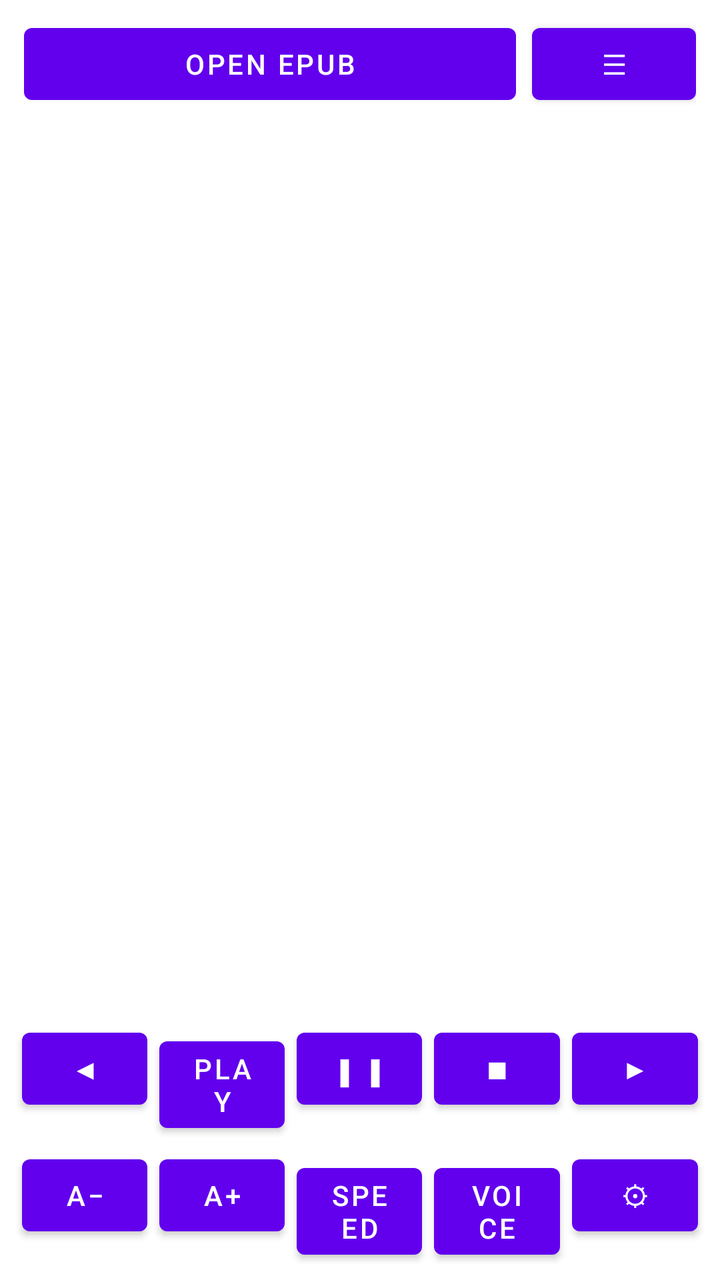
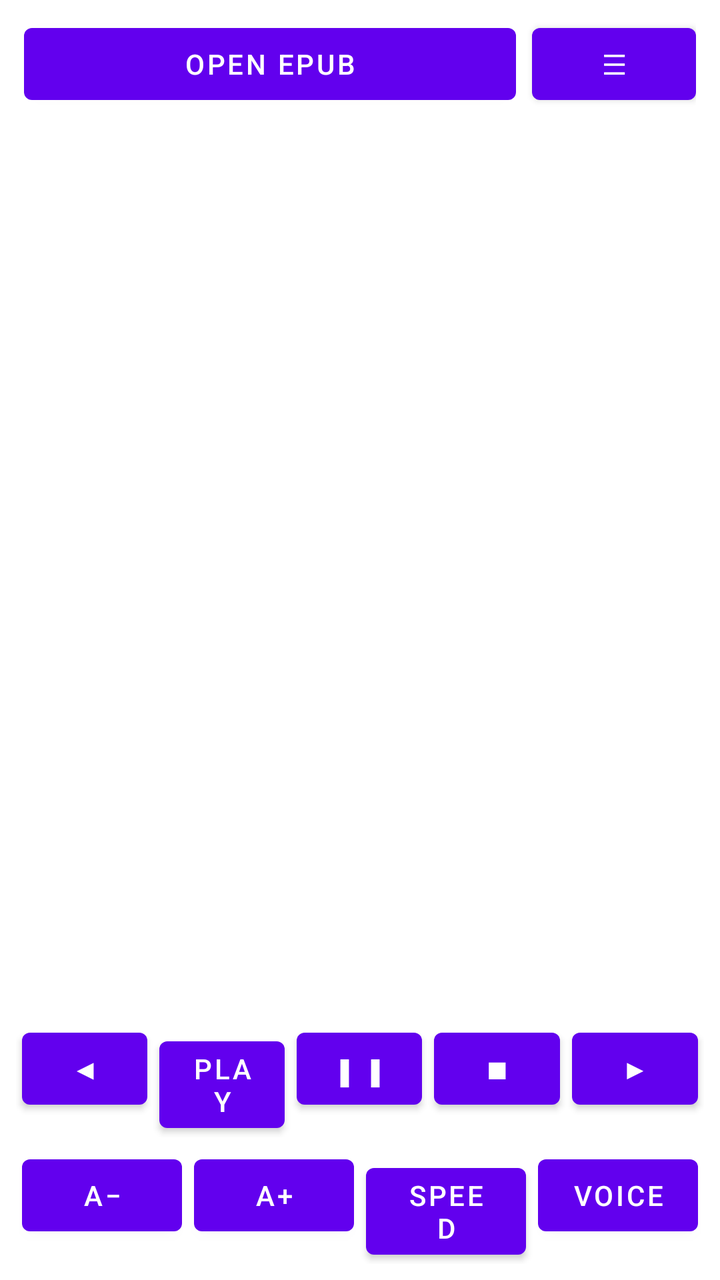

Two renders of the same Android screen: before a commit and after it. Below are the layout's source before the change and the commit's diff.
<!-- AndroidManifest.xml: application theme Theme.EpubTtsReader -->
<!-- res/layout/activity_main.xml -->
<?xml version="1.0" encoding="utf-8"?>
<LinearLayout
    xmlns:android="http://schemas.android.com/apk/res/android"
    android:id="@+id/rootLayout"
    android:layout_width="match_parent"
    android:layout_height="match_parent"
    android:orientation="vertical"
    android:background="@color/dayBackground"
    android:animateLayoutChanges="true">

    <LinearLayout
        android:id="@+id/topBar"
        android:layout_width="match_parent"
        android:layout_height="wrap_content"
        android:layout_marginStart="12dp"
        android:layout_marginTop="8dp"
        android:layout_marginEnd="12dp"
        android:orientation="horizontal">

        <Button
            android:id="@+id/btnOpenEpub"
            android:layout_width="0dp"
            android:layout_height="wrap_content"
            android:layout_weight="3"
            android:layout_marginEnd="4dp"
            android:text="Open EPUB"/>

        <Button
            android:id="@+id/btnMenu"
            android:layout_width="0dp"
            android:layout_height="wrap_content"
            android:layout_weight="1"
            android:layout_marginStart="4dp"
            android:text="&#9776;"/>
    </LinearLayout>

    <LinearLayout
        android:id="@+id/menuPanel"
        android:layout_width="match_parent"
        android:layout_height="wrap_content"
        android:visibility="gone"
        android:orientation="vertical"
        android:layout_marginStart="12dp"
        android:layout_marginTop="8dp"
        android:layout_marginEnd="12dp">

        <LinearLayout
            android:layout_width="match_parent"
            android:layout_height="wrap_content"
            android:orientation="horizontal">

            <Button
                android:id="@+id/btnBookmark"
                android:layout_width="0dp"
                android:layout_height="wrap_content"
                android:layout_weight="1"
                android:layout_margin="4dp"
                android:text="Bookmark"/>

            <Button
                android:id="@+id/btnBookmarks"
                android:layout_width="0dp"
                android:layout_height="wrap_content"
                android:layout_weight="1"
                android:layout_margin="4dp"
                android:text="Bookmarks"/>

            <Button
                android:id="@+id/btnTheme"
                android:layout_width="0dp"
                android:layout_height="wrap_content"
                android:layout_weight="1"
                android:layout_margin="4dp"
                android:text="Theme"/>
        </LinearLayout>
    </LinearLayout>

    <TextView
        android:id="@+id/txtContent"
        android:layout_width="match_parent"
        android:layout_height="0dp"
        android:layout_weight="1"
        android:layout_marginStart="12dp"
        android:layout_marginEnd="12dp"
        android:paddingTop="8dp"
        android:paddingBottom="8dp"
        android:textColor="@color/dayText"
        android:textSize="16sp"
        android:scrollbars="vertical"
        android:overScrollMode="never"/>

    <LinearLayout
        android:id="@+id/bottomBarRow1"
        android:layout_width="match_parent"
        android:layout_height="wrap_content"
        android:layout_marginStart="8dp"
        android:layout_marginTop="4dp"
        android:layout_marginEnd="8dp"
        android:layout_marginBottom="2dp"
        android:orientation="horizontal">

        <Button
            android:id="@+id/btnPrev"
            android:layout_width="0dp"
            android:layout_height="wrap_content"
            android:layout_weight="1"
            android:layout_margin="3dp"
            android:text="&#9664;"/>

        <Button
            android:id="@+id/btnPlay"
            android:layout_width="0dp"
            android:layout_height="wrap_content"
            android:layout_weight="1"
            android:layout_margin="3dp"
            android:text="Play"/>

        <Button
            android:id="@+id/btnPause"
            android:layout_width="0dp"
            android:layout_height="wrap_content"
            android:layout_weight="1"
            android:layout_margin="3dp"
            android:text="&#9646;&#9646;"/>

        <Button
            android:id="@+id/btnStop"
            android:layout_width="0dp"
            android:layout_height="wrap_content"
            android:layout_weight="1"
            android:layout_margin="3dp"
            android:text="&#9632;"/>

        <Button
            android:id="@+id/btnNext"
            android:layout_width="0dp"
            android:layout_height="wrap_content"
            android:layout_weight="1"
            android:layout_margin="3dp"
            android:text="&#9654;"/>
    </LinearLayout>

    <LinearLayout
        android:id="@+id/bottomBarRow2"
        android:layout_width="match_parent"
        android:layout_height="wrap_content"
        android:layout_marginStart="8dp"
        android:layout_marginBottom="8dp"
        android:layout_marginEnd="8dp"
        android:orientation="horizontal">

        <Button
            android:id="@+id/btnTextSmall"
            android:layout_width="0dp"
            android:layout_height="wrap_content"
            android:layout_weight="1"
            android:layout_margin="3dp"
            android:text="A&#8722;"/>

        <Button
            android:id="@+id/btnTextBig"
            android:layout_width="0dp"
            android:layout_height="wrap_content"
            android:layout_weight="1"
            android:layout_margin="3dp"
            android:text="A+"/>

        <Button
            android:id="@+id/btnSpeed"
            android:layout_width="0dp"
            android:layout_height="wrap_content"
            android:layout_weight="1"
            android:layout_margin="3dp"
            android:text="Speed"/>

        <Button
            android:id="@+id/btnSelectVoice"
            android:layout_width="0dp"
            android:layout_height="wrap_content"
            android:layout_weight="1"
            android:layout_margin="3dp"
            android:text="Voice"/>

        <Button
            android:id="@+id/btnSettings"
            android:layout_width="0dp"
            android:layout_height="wrap_content"
            android:layout_weight="1"
            android:layout_margin="3dp"
            android:text="&#9881;"/>
    </LinearLayout>

</LinearLayout>
<!-- resources referenced by this layout -->
<resources>
  <color name="dayBackground">#FFFFFF</color>
  <color name="dayText">#000000</color>
  <style name="Theme.EpubTtsReader" parent="Theme.MaterialComponents.DayNight.NoActionBar">
          <item name="android:windowBackground">@color/white</item>
          <item name="colorPrimary">@color/purple_500</item>
          <item name="colorPrimaryVariant">@color/purple_700</item>
          <item name="colorOnPrimary">@color/white</item>
          <item name="colorSecondary">@color/teal_200</item>
          <item name="colorSecondaryVariant">@color/teal_700</item>
          <item name="colorOnSecondary">@color/black</item>
      </style>
  <color name="white">#FFFFFF</color>
  <color name="purple_500">#6200EE</color>
  <color name="purple_700">#3700B3</color>
  <color name="teal_200">#03DAC5</color>
  <color name="teal_700">#018786</color>
  <color name="black">#000000</color>
</resources>

<!-- the commit's change to res/layout/activity_main.xml (unified diff, before → after) -->
@@ -72,6 +72,14 @@
                 android:layout_weight="1"
                 android:layout_margin="4dp"
                 android:text="Theme"/>
+
+            <Button
+                android:id="@+id/btnSettings"
+                android:layout_width="0dp"
+                android:layout_height="wrap_content"
+                android:layout_weight="1"
+                android:layout_margin="4dp"
+                android:text="&#9881;"/>
         </LinearLayout>
     </LinearLayout>
 
@@ -180,14 +188,6 @@
             android:layout_weight="1"
             android:layout_margin="3dp"
             android:text="Voice"/>
-
-        <Button
-            android:id="@+id/btnSettings"
-            android:layout_width="0dp"
-            android:layout_height="wrap_content"
-            android:layout_weight="1"
-            android:layout_margin="3dp"
-            android:text="&#9881;"/>
     </LinearLayout>
 
 </LinearLayout>
